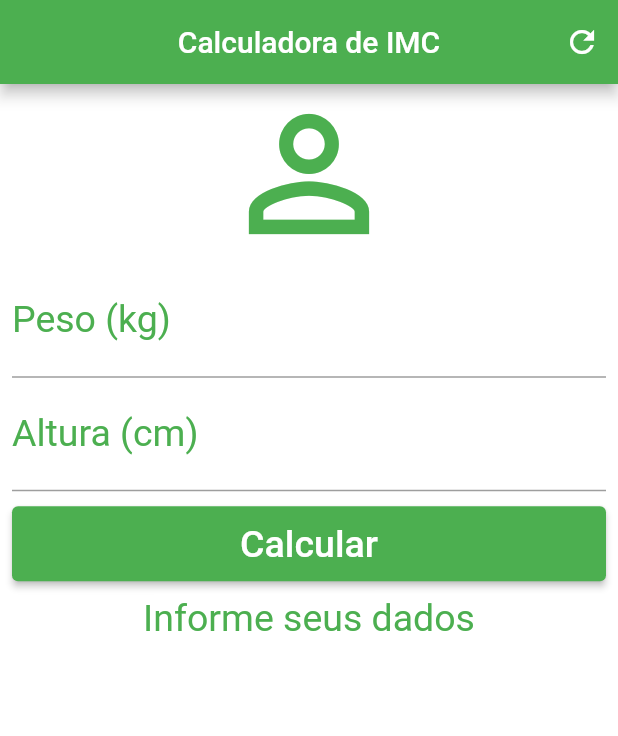
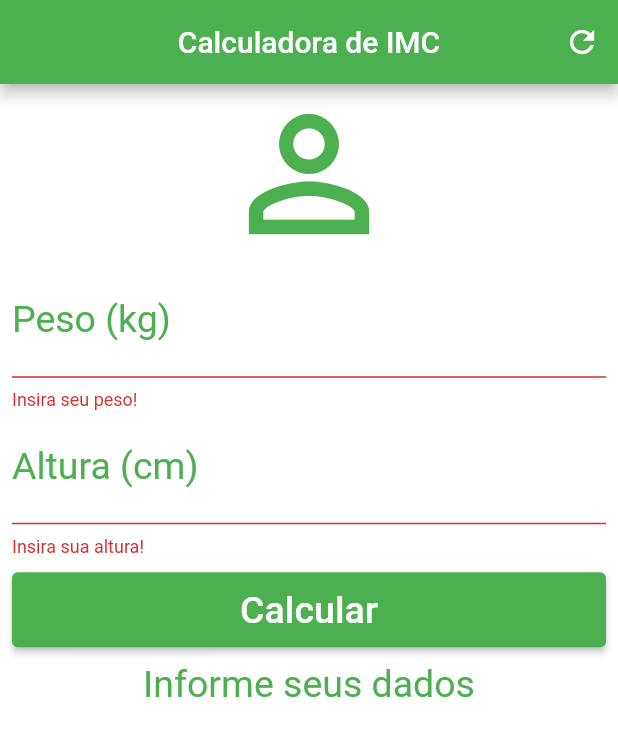
Before and after one commit to Henrique523/flutter-udemy, a Flutter app: the screen it shows after launch, after a tap on "Calcular", on a phone screen of 412 x 824 dp. Shown: the top 736 px of the screen. Run offline on Flutter 3.47's test engine with Material 2 defaults, Android fonts, the phone set to English and light mode, and no system bars.

Commit message:
finaliza segundo app do curso de flutter

```diff
--- a/calculadora_imc/lib/main.dart
+++ b/calculadora_imc/lib/main.dart
@@ -18,11 +18,16 @@ class _HomeState extends State<Home> {
   TextEditingController weightController = TextEditingController();
   TextEditingController heightController = TextEditingController();
 
+  GlobalKey<FormState> _formKey = GlobalKey<FormState>();
+
   String _infoText = "Informe seus dados";
 
   void _resetFields() {
     weightController.text = "";
     heightController.text = "";
+
+    _formKey = GlobalKey<FormState>();
+
 
     setState(() {
       _infoText = "Informe seus dados";
@@ -52,6 +57,11 @@ class _HomeState extends State<Home> {
     });
   }
 
+  void validate() {
+    if (_formKey.currentState!.validate()) {
+      _calculate();
+    }
+  }
   @override
   Widget build(BuildContext context) {
     return Scaffold(
@@ -68,11 +78,13 @@ class _HomeState extends State<Home> {
       backgroundColor: Colors.white,
       body: SingleChildScrollView(
         padding: EdgeInsets.fromLTRB(8.0, 0.0, 8.0, 0.0),
+        child: Form(
+          key: _formKey,
           child: Column(
             crossAxisAlignment: CrossAxisAlignment.stretch,
             children: <Widget>[
               Icon(Icons.person_outline, color: Colors.green, size: 120.0),
-            TextField(
+              TextFormField(
                 controller: weightController,
                 keyboardType: TextInputType.number,
                 decoration: InputDecoration(
@@ -81,8 +93,13 @@ class _HomeState extends State<Home> {
                 ),
                 textAlign: TextAlign.center,
                 style: TextStyle(color: Colors.green, fontSize: 25.0),
+                validator: (value) {
+                  if (value == "") {
+                    return "Insira seu peso!";
+                  }
+                },
               ),
-            TextField(
+              TextFormField(
                 controller: heightController,
                 keyboardType: TextInputType.number,
                 decoration: InputDecoration(
@@ -91,13 +108,18 @@ class _HomeState extends State<Home> {
                 ),
                 textAlign: TextAlign.center,
                 style: TextStyle(color: Colors.green, fontSize: 25.0),
+                validator: (value) {
+                  if (value == "") {
+                    return "Insira sua altura!";
+                  }
+                },
               ),
               Padding(
                 padding: EdgeInsets.only(top: 10.0, bottom: 10.0),
                 child: Container(
                   height: 50.0,
                   child: ElevatedButton(
-                  onPressed: _calculate,
+                    onPressed: validate,
                     child: Text("Calcular", style: TextStyle(fontSize: 25.0),),
                     style: ButtonStyle(backgroundColor: MaterialStateProperty.all<Color>(Colors.green)),
                   ),
@@ -111,6 +133,7 @@ class _HomeState extends State<Home> {
             ],
           ),
         ),
+      ),
     );
   }
 }
```
Lines whose indentation alone changed are shown as unchanged.
